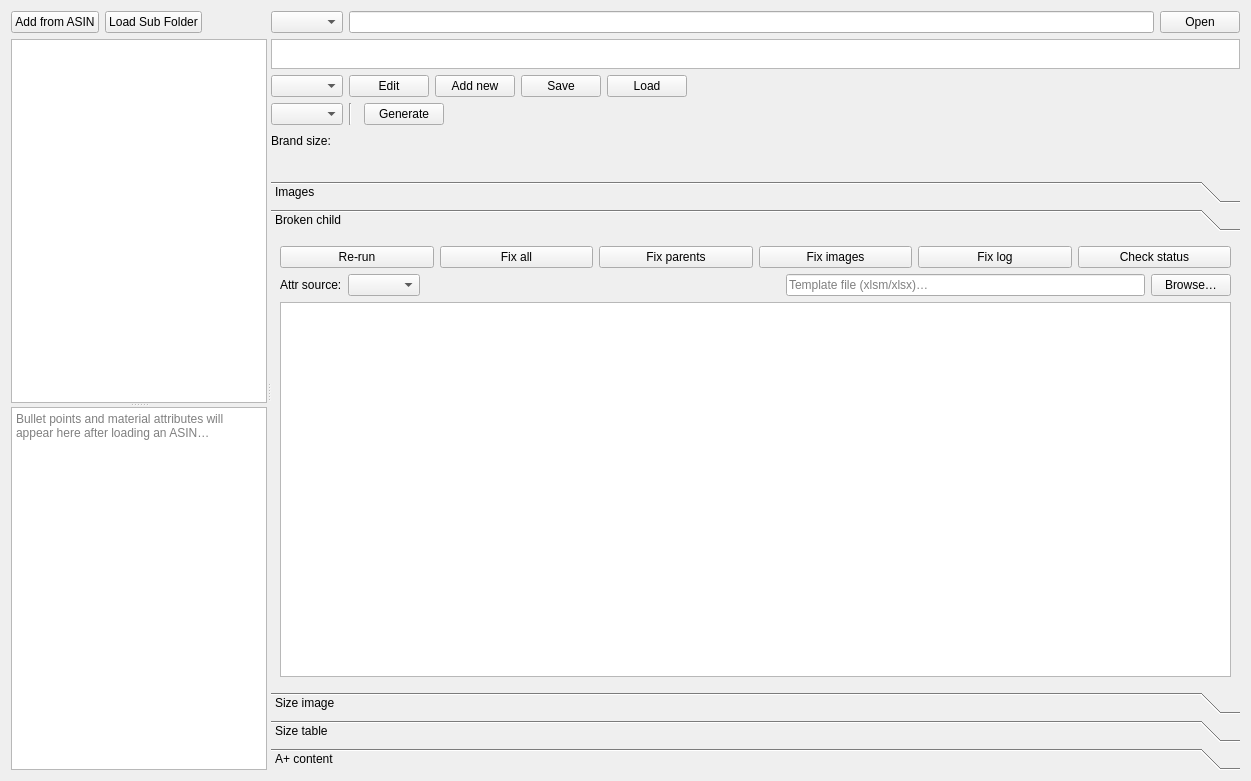
First picture: the form in AmazonTemplate3/gui/panes/PaneSizing.ui, repository icingerpower/AmazonTemplate3, before the edit.
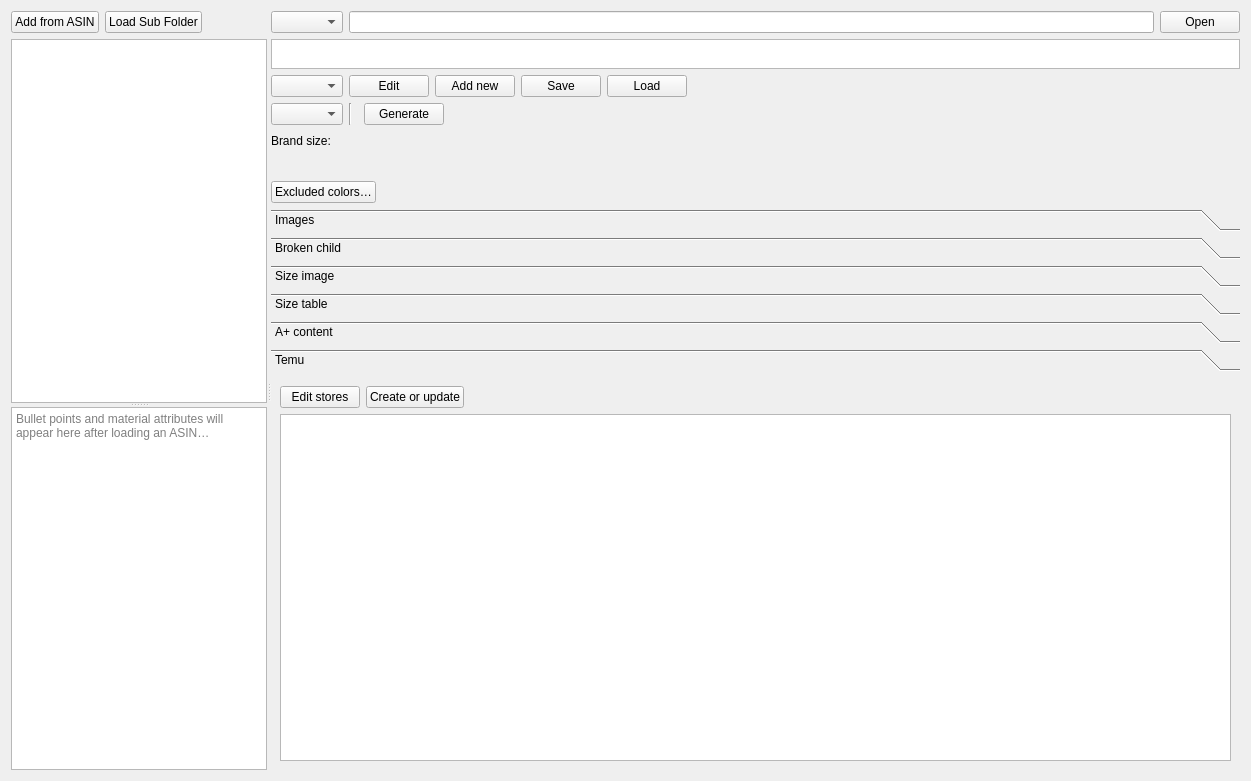
Second picture: the form after the edit. Custom widgets are drawn as their Qt base class.

Commit message: Rectangle category + Home/Object A+ workflow + excluded colors everywhere + Temu store brands (GPSR via compliance API).

The edit to the form file:
```diff
--- a/AmazonTemplate3/gui/panes/PaneSizing.ui
+++ b/AmazonTemplate3/gui/panes/PaneSizing.ui
@@ -247,6 +247,37 @@
          <layout class="QHBoxLayout" name="layoutMeasurementForm"/>
         </widget>
        </item>
+       <item>
+        <layout class="QHBoxLayout" name="layoutExcludedColors">
+         <item>
+          <widget class="QPushButton" name="buttonExcludedColors">
+           <property name="text">
+            <string>Excluded colors…</string>
+           </property>
+          </widget>
+         </item>
+         <item>
+          <widget class="QLabel" name="labelExcludedColors">
+           <property name="text">
+            <string/>
+           </property>
+          </widget>
+         </item>
+         <item>
+          <spacer name="horizontalSpacerExcludedColors">
+           <property name="orientation">
+            <enum>Qt::Orientation::Horizontal</enum>
+           </property>
+           <property name="sizeHint" stdset="0">
+            <size>
+             <width>40</width>
+             <height>20</height>
+            </size>
+           </property>
+          </spacer>
+         </item>
+        </layout>
+       </item>
        <item>
         <widget class="QToolBox" name="toolBoxSizing">
          <property name="sizePolicy">
@@ -256,7 +287,7 @@
           </sizepolicy>
          </property>
          <property name="currentIndex">
-          <number>1</number>
+          <number>5</number>
          </property>
          <widget class="QWidget" name="pageImages">
           <property name="geometry">
@@ -394,8 +425,8 @@
            <rect>
             <x>0</x>
             <y>0</y>
-            <width>956</width>
-            <height>437</height>
+            <width>971</width>
+            <height>408</height>
            </rect>
           </property>
           <attribute name="label">
@@ -1022,6 +1053,50 @@
            </item>
           </layout>
          </widget>
+         <widget class="QWidget" name="pageTemu">
+          <attribute name="label">
+           <string>Temu</string>
+          </attribute>
+          <layout class="QVBoxLayout" name="verticalLayout_11">
+           <item>
+            <layout class="QHBoxLayout" name="horizontalLayout_9">
+             <item>
+              <widget class="QPushButton" name="buttonTemuEditStores">
+               <property name="text">
+                <string>Edit stores</string>
+               </property>
+              </widget>
+             </item>
+             <item>
+              <widget class="QPushButton" name="buttonTemuCreateOrUpdate">
+               <property name="toolTip">
+                <string>Will either create or update product pages in temu, for each store selected</string>
+               </property>
+               <property name="text">
+                <string>Create or update</string>
+               </property>
+              </widget>
+             </item>
+             <item>
+              <spacer name="horizontalSpacer_7">
+               <property name="orientation">
+                <enum>Qt::Orientation::Horizontal</enum>
+               </property>
+               <property name="sizeHint" stdset="0">
+                <size>
+                 <width>40</width>
+                 <height>20</height>
+                </size>
+               </property>
+              </spacer>
+             </item>
+            </layout>
+           </item>
+           <item>
+            <widget class="QTableView" name="tableViewTemuStores"/>
+           </item>
+          </layout>
+         </widget>
         </widget>
        </item>
       </layout>
```
Left out of the diff: 49 changed lines with no effect on the pictures. Lines whose indentation alone changed are shown as unchanged. The commit also changes 25 other files.
